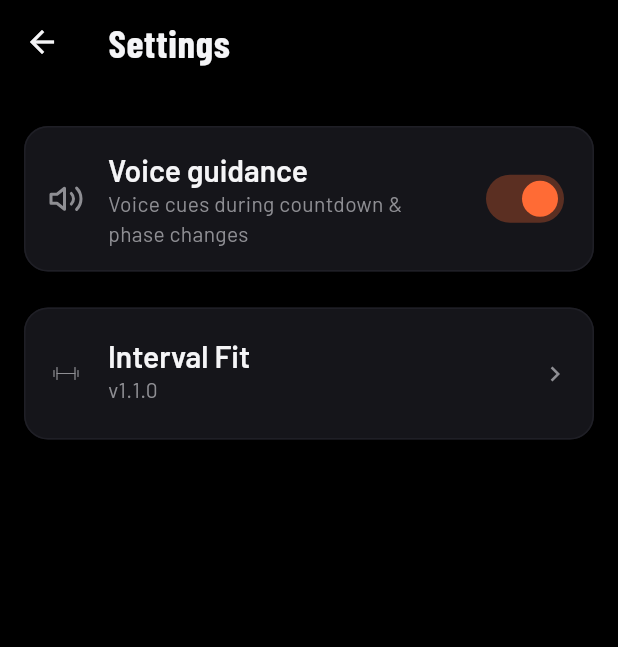
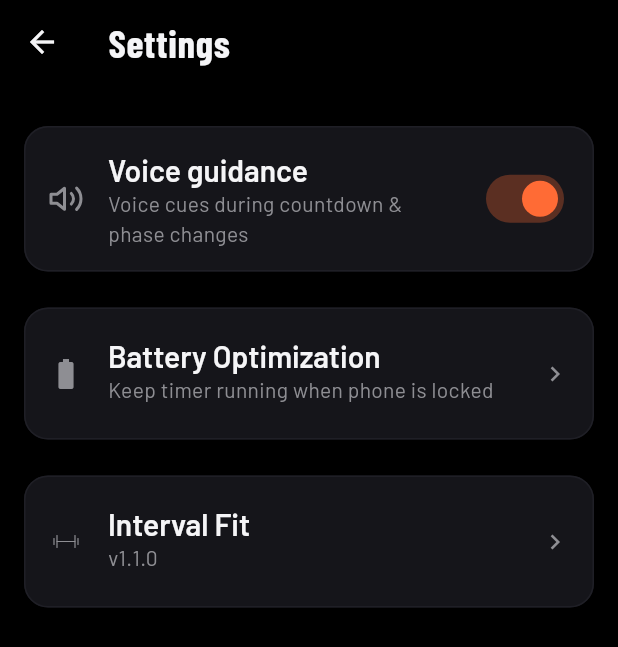
Before and after one commit to hafizhsul/interval-fit, a Flutter app: the SettingsScreen screen opened directly, on a phone screen of 412 x 824 dp. Shown: the top 647 px of the screen. Run offline on Flutter 3.47's test engine with Material 3 defaults, Android fonts, the phone set to English and light mode, and no system bars; our stand-ins replace audioplayers, flutter_riverpod, flutter_svg, flutter_tts, shared_preferences, sqflite and 1 more; missing offline and left inert: flutter_background_service; accounts and stored records are empty.

Commit message:
feat: OEM battery optimization exemption hint
- Add REQUEST_IGNORE_BATTERY_OPTIMIZATIONS permission to manifest
- Add battery method channel to MainActivity.kt
- Create battery_hint.dart utility
- Add Battery Optimization ListTile to Settings screen

```diff
--- /dev/null
+++ b/lib/core/battery_hint.dart
@@ -0,0 +1,7 @@
+import 'package:flutter/services.dart';
+
+void requestBatteryOptimizationExemption() {
+  try {
+    const MethodChannel('intervalfit/battery').invokeMethod('requestBattery');
+  } catch (_) {}
+}
--- a/lib/features/settings/settings_screen.dart
+++ b/lib/features/settings/settings_screen.dart
@@ -3,6 +3,7 @@
 import 'package:flutter_svg/flutter_svg.dart';
 
 import '../../core/providers.dart';
+import '../../core/battery_hint.dart';
 import '../../shared/design/tokens.dart';
 import '../../shared/theme/app_theme.dart';
 
@@ -92,6 +93,30 @@
               side: const BorderSide(color: AppColors.border),
             ),
             child: ListTile(
+              leading: Icon(Icons.battery_std, color: AppColors.onSurfaceMute, size: 24),
+              title: Text('Battery Optimization',
+                  style: Theme.of(context).textTheme.titleLarge),
+              subtitle: Text('Keep timer running when phone is locked',
+                  style: Theme.of(context).textTheme.bodyMedium),
+              trailing: const Icon(Icons.chevron_right,
+                  color: AppColors.onSurfaceMute, size: 20),
+              onTap: requestBatteryOptimizationExemption,
+              contentPadding: const EdgeInsets.symmetric(
+                horizontal: AppSpacing.md,
+                vertical: AppSpacing.sm,
+              ),
+            ),
+          ),
+          const SizedBox(height: AppSpacing.md),
+          Card(
+            margin: const EdgeInsets.symmetric(vertical: AppSpacing.xs),
+            elevation: 0,
+            color: AppColors.surfaceHigh,
+            shape: RoundedRectangleBorder(
+              borderRadius: BorderRadius.circular(AppRadius.md),
+              side: const BorderSide(color: AppColors.border),
+            ),
+            child: ListTile(
               leading: SvgPicture.asset(
                 'assets/svg/dumbbell.svg',
                 width: 24,
```
Also changed, not shown: 2 other files.
